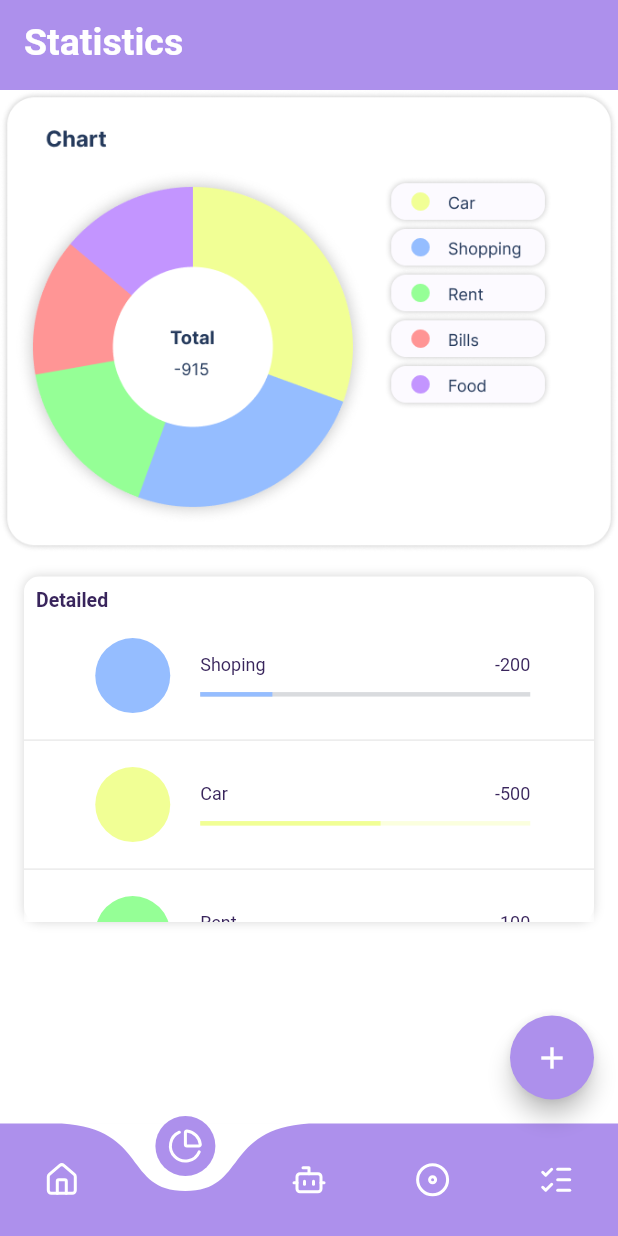
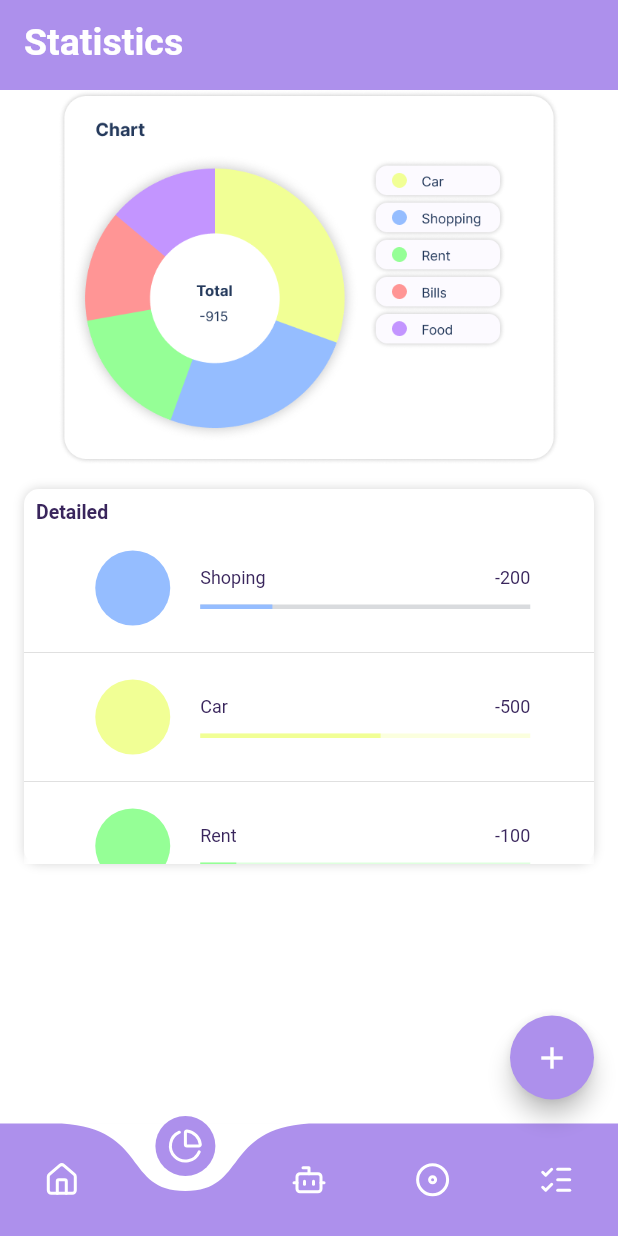
Before and after one commit to abdelhak2406/Iwt-42, a Flutter app: the screen it shows after launch, item 2 of the bottom bar chosen, on a phone screen of 412 x 824 dp. Run offline on Flutter 3.47's test engine with Material 2 defaults, Android fonts, the phone set to English and light mode, and no system bars; drawn by our look-alikes of curved_navigation_bar; our stand-ins replace lucide_icons.

Commit message:
[fix] Making the chart int the stats smaller

```diff
--- a/lib/screens/home/stats.dart
+++ b/lib/screens/home/stats.dart
@@ -94,8 +94,9 @@ class _StatsState extends State<Stats> {
       child: Column(
         crossAxisAlignment: CrossAxisAlignment.start,
         children: [
-          Container  (
-            child: Image.asset('assets/images/chart.png'),
+          SizedBox (
+            height: 250,
+            child: Center(child: Image.asset('assets/images/chart.png')),
           ),
           Padding(
             padding: const EdgeInsets.only(bottom: 10),
@@ -112,7 +113,7 @@ class _StatsState extends State<Stats> {
                 borderRadius: BorderRadius.all(Radius.circular(10.0))
               ),
               child: SizedBox(
-                height: 230,
+                height: 250,
                 child: Column(
                   crossAxisAlignment: CrossAxisAlignment.start,
                   children: [
```
